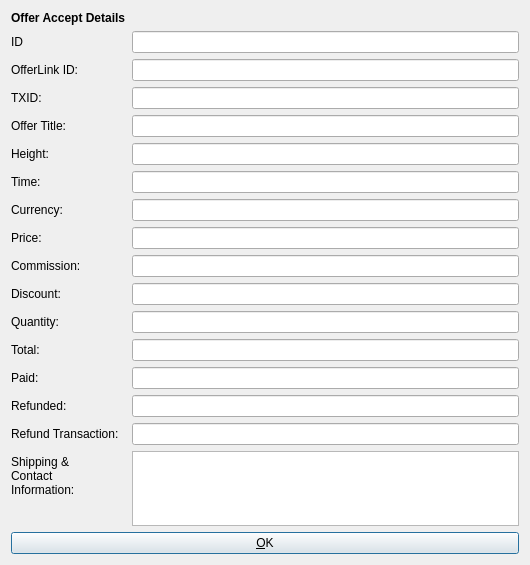
syscoin/syscoin1, file src/qt/forms/offeracceptinfodialog.ui: the form before one commit.
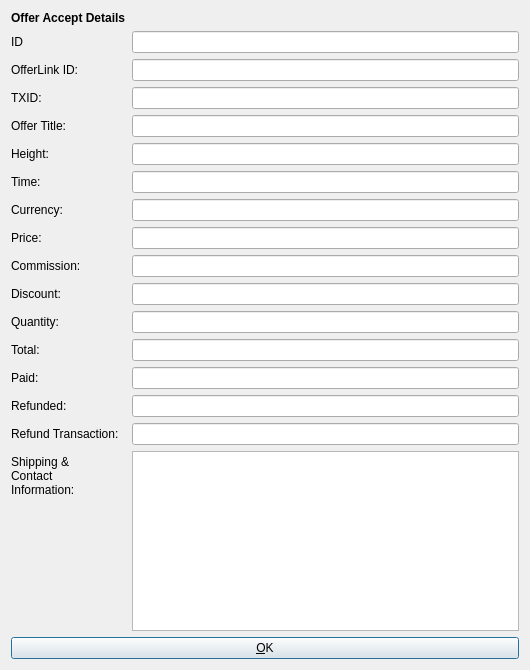
The form after the commit. Icons and pictures are not drawn.

Patch:
```diff
--- a/src/qt/forms/offeracceptinfodialog.ui
+++ b/src/qt/forms/offeracceptinfodialog.ui
@@ -7,7 +7,7 @@
     <x>0</x>
     <y>0</y>
     <width>530</width>
-    <height>565</height>
+    <height>670</height>
    </rect>
   </property>
   <property name="windowTitle">
```
Left out of the diff: 20 changed lines with no effect on the pictures.
